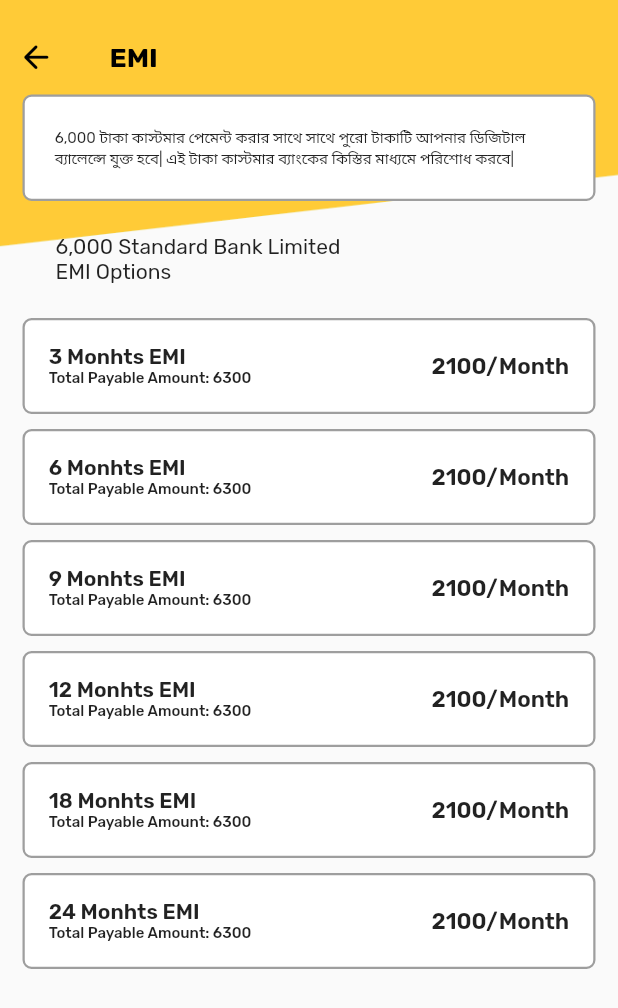
After one commit to mirfahim/hishabee, a Flutter app: the EmiDetails screen opened directly, on a phone screen of 412 x 824 dp. The commit adds this screen. Shown: the top 1008 px of the screen. Run offline on Flutter 3.47's test engine with Material 2 defaults, Android fonts, the light colour scheme and no system bars; our stand-ins replace cached_network_image, carousel_pro, confetti, connectivity_plus, firebase_analytics, firebase_auth and 26 more; missing offline and left inert: animated_widgets, app_tracking_transparency, clipboard, darq, date_util, facebook_app_events and 7 more; accounts and stored records are empty; project files that could hold a hidden picture were left out.

Commit message:
emi details added

```diff
--- /dev/null
+++ b/lib/feature/dashboard/emi/emi_details.dart
@@ -0,0 +1,347 @@
+import 'package:flutter/material.dart';
+import 'package:get/get.dart';
+import 'package:hishabee_business_manager_fl/utility/utils.dart';
+
+class EmiDetails extends StatefulWidget {
+  @override
+  _EmiDetailsState createState() => _EmiDetailsState();
+}
+
+class _EmiDetailsState extends State<EmiDetails> {
+  @override
+  Widget build(BuildContext context) {
+    Size size = MediaQuery.of(context).size;
+    int flag = 1;
+    return SafeArea(
+      child: Scaffold(
+        body: SingleChildScrollView(
+          child: Padding(
+            padding: const EdgeInsets.only(bottom: 50.0),
+            child: SizedBox(
+              height: MediaQuery.of(context).size.height,
+              child: Stack(
+                children: [
+                  SizedBox(
+                    height: size.height * 0.2,
+                    width: size.width,
+                    child: Image.asset(
+                      "images/topBg.png",
+                      fit: BoxFit.fill,
+                    ),
+                  ),
+                  Row(
+                    crossAxisAlignment: CrossAxisAlignment.center,
+                    children: [
+                      Padding(
+                        padding: const EdgeInsets.only(top: 14, right: 15.0),
+                        child: IconButton(
+                          icon: const Icon(
+                            Icons.arrow_back_rounded,
+                            size: 25,
+                            color: Colors.black,
+                          ),
+                          onPressed: () => Get.back(),
+                        ),
+                      ),
+                      const Padding(
+                        padding:
+                            EdgeInsets.only(top: 14.0, left: 10, right: 15),
+                        child: Text(
+                          'EMI',
+                          style: TextStyle(
+                            fontSize: 18,
+                            fontWeight: FontWeight.bold,
+                            color: Colors.black,
+                          ),
+                        ),
+                      ),
+                    ],
+                  ),
+                  Positioned(
+                    top: 63,
+                    left: 15,
+                    right: 15,
+                    child: Padding(
+                      padding: EdgeInsets.only(bottom: 4.0),
+                      child: Column(
+                          mainAxisAlignment: MainAxisAlignment.start,
+                          crossAxisAlignment: CrossAxisAlignment.start,
+                          children: [
+                            Container(
+                              decoration: Utils.getBoxShape(),
+                              child: Padding(
+                                padding: const EdgeInsets.all(20.0),
+                                child: Text(
+                                  "6,000 টাকা কাস্টমার পেমেন্ট করার সাথে সাথে পুরো টাকাটি আপনার ডিজিটাল ব্যালেন্সে যুক্ত হবে| এই টাকা কাস্টমার ব্যাংকের কিস্তির মাধ্যমে পরিশোধ করবে| ",
+                                  style: TextStyle(fontSize: 10.0),
+                                ),
+                              ),
+                            ),
+                            Container(
+                              child: Padding(
+                                padding: const EdgeInsets.all(22.0),
+                                child: Text(
+                                    "6,000 Standard Bank Limited\nEMI Options"),
+                              ),
+                            ),
+                            Container(
+                              decoration: Utils.getBoxShape(),
+                              child: Padding(
+                                  padding: const EdgeInsets.all(16.0),
+                                  child: Row(
+                                    mainAxisAlignment:
+                                        MainAxisAlignment.spaceBetween,
+                                    crossAxisAlignment:
+                                        CrossAxisAlignment.center,
+                                    children: [
+                                      Column(
+                                        mainAxisAlignment:
+                                            MainAxisAlignment.start,
+                                        crossAxisAlignment:
+                                            CrossAxisAlignment.start,
+                                        children: [
+                                          Text(
+                                            "3 Monhts EMI",
+                                            style: TextStyle(
+                                                fontSize: 14.0,
+                                                fontWeight: FontWeight.w600),
+                                          ),
+                                          Text(
+                                            "Total Payable Amount: 6300",
+                                            style: TextStyle(
+                                                fontSize: 10.0,
+                                                fontWeight: FontWeight.w500),
+                                          ),
+                                        ],
+                                      ),
+                                      Text(
+                                        "2100/Month",
+                                        style: TextStyle(
+                                            fontSize: 15.0,
+                                            fontWeight: FontWeight.w600),
+                                      ),
+                                    ],
+                                  )),
+                            ),
+                            SizedBox(
+                              height: 10,
+                            ),
+                            Container(
+                              decoration: Utils.getBoxShape(),
+                              child: Padding(
+                                  padding: const EdgeInsets.all(16.0),
+                                  child: Row(
+                                    mainAxisAlignment:
+                                        MainAxisAlignment.spaceBetween,
+                                    crossAxisAlignment:
+                                        CrossAxisAlignment.center,
+                                    children: [
+                                      Column(
+                                        mainAxisAlignment:
+                                            MainAxisAlignment.start,
+                                        crossAxisAlignment:
+                                            CrossAxisAlignment.start,
+                                        children: [
+                                          Text(
+                                            "6 Monhts EMI",
+                                            style: TextStyle(
+                                                fontSize: 14.0,
+                                                fontWeight: FontWeight.w600),
+                                          ),
+                                          Text(
+                                            "Total Payable Amount: 6300",
+                                            style: TextStyle(
+                                                fontSize: 10.0,
+                                                fontWeight: FontWeight.w500),
+                                          ),
+                                        ],
+                                      ),
+                                      Text(
+                                        "2100/Month",
+                                        style: TextStyle(
+                                            fontSize: 15.0,
+                                            fontWeight: FontWeight.w600),
+                                      ),
+                                    ],
+                                  )),
+                            ),
+                            SizedBox(
+                              height: 10,
+                            ),
+                            Container(
+                              decoration: Utils.getBoxShape(),
+                              child: Padding(
+                                  padding: const EdgeInsets.all(16.0),
+                                  child: Row(
+                                    mainAxisAlignment:
+                                        MainAxisAlignment.spaceBetween,
+                                    crossAxisAlignment:
+                                        CrossAxisAlignment.center,
+                                    children: [
+                                      Column(
+                                        mainAxisAlignment:
+                                            MainAxisAlignment.start,
+                                        crossAxisAlignment:
+                                            CrossAxisAlignment.start,
+                                        children: [
+                                          Text(
+                                            "9 Monhts EMI",
+                                            style: TextStyle(
+                                                fontSize: 14.0,
+                                                fontWeight: FontWeight.w600),
+                                          ),
+                                          Text(
+                                            "Total Payable Amount: 6300",
+                                            style: TextStyle(
+                                                fontSize: 10.0,
+                                                fontWeight: FontWeight.w500),
+                                          ),
+                                        ],
+                                      ),
+                                      Text(
+                                        "2100/Month",
+                                        style: TextStyle(
+                                            fontSize: 15.0,
+                                            fontWeight: FontWeight.w600),
+                                      ),
+                                    ],
+                                  )),
+                            ),
+                            SizedBox(
+                              height: 10,
+                            ),
+                            Container(
+                              decoration: Utils.getBoxShape(),
+                              child: Padding(
+                                  padding: const EdgeInsets.all(16.0),
+                                  child: Row(
+                                    mainAxisAlignment:
+                                        MainAxisAlignment.spaceBetween,
+                                    crossAxisAlignment:
+                                        CrossAxisAlignment.center,
+                                    children: [
+                                      Column(
+                                        mainAxisAlignment:
+                                            MainAxisAlignment.start,
+                                        crossAxisAlignment:
+                                            CrossAxisAlignment.start,
+                                        children: [
+                                          Text(
+                                            "12 Monhts EMI",
+                                            style: TextStyle(
+                                                fontSize: 14.0,
+                                                fontWeight: FontWeight.w600),
+                                          ),
+                                          Text(
+                                            "Total Payable Amount: 6300",
+                                            style: TextStyle(
+                                                fontSize: 10.0,
+                                                fontWeight: FontWeight.w500),
+                                          ),
+                                        ],
+                                      ),
+                                      Text(
+                                        "2100/Month",
+                                        style: TextStyle(
+                                            fontSize: 15.0,
+                                            fontWeight: FontWeight.w600),
+                                      ),
+                                    ],
+                                  )),
+                            ),
+                            SizedBox(
+                              height: 10,
+                            ),
+                            Container(
+                              decoration: Utils.getBoxShape(),
+                              child: Padding(
+                                  padding: const EdgeInsets.all(16.0),
+                                  child: Row(
+                                    mainAxisAlignment:
+                                        MainAxisAlignment.spaceBetween,
+                                    crossAxisAlignment:
+                                        CrossAxisAlignment.center,
+                                    children: [
+                                      Column(
+                                        mainAxisAlignment:
+                                            MainAxisAlignment.start,
+                                        crossAxisAlignment:
+                                            CrossAxisAlignment.start,
+                                        children: [
+                                          Text(
+                                            "18 Monhts EMI",
+                                            style: TextStyle(
+                                                fontSize: 14.0,
+                                                fontWeight: FontWeight.w600),
+                                          ),
+                                          Text(
+                                            "Total Payable Amount: 6300",
+                                            style: TextStyle(
+                                                fontSize: 10.0,
+                                                fontWeight: FontWeight.w500),
+                                          ),
+                                        ],
+                                      ),
+                                      Text(
+                                        "2100/Month",
+                                        style: TextStyle(
+                                            fontSize: 15.0,
+                                            fontWeight: FontWeight.w600),
+                                      ),
+                                    ],
+                                  )),
+                            ),
+                            SizedBox(
+                              height: 10,
+                            ),
+                            Container(
+                              decoration: Utils.getBoxShape(),
+                              child: Padding(
+                                  padding: const EdgeInsets.all(16.0),
+                                  child: Row(
+                                    mainAxisAlignment:
+                                        MainAxisAlignment.spaceBetween,
+                                    crossAxisAlignment:
+                                        CrossAxisAlignment.center,
+                                    children: [
+                                      Column(
+                                        mainAxisAlignment:
+                                            MainAxisAlignment.start,
+                                        crossAxisAlignment:
+                                            CrossAxisAlignment.start,
+                                        children: [
+                                          Text(
+                                            "24 Monhts EMI",
+                                            style: TextStyle(
+                                                fontSize: 14.0,
+                                                fontWeight: FontWeight.w600),
+                                          ),
+                                          Text(
+                                            "Total Payable Amount: 6300",
+                                            style: TextStyle(
+                                                fontSize: 10.0,
+                                                fontWeight: FontWeight.w500),
+                                          ),
+                                        ],
+                                      ),
+                                      Text(
+                                        "2100/Month",
+                                        style: TextStyle(
+                                            fontSize: 15.0,
+                                            fontWeight: FontWeight.w600),
+                                      ),
+                                    ],
+                                  )),
+                            ),
+                          ]),
+                    ),
+                  ),
+                ],
+              ),
+            ),
+          ),
+        ),
+      ),
+    );
+  }
+}
--- a/lib/feature/dashboard/emi/new_emi.dart
+++ b/lib/feature/dashboard/emi/new_emi.dart
@@ -1,5 +1,6 @@
 import 'package:flutter/material.dart';
 import 'package:get/get.dart';
+import 'package:hishabee_business_manager_fl/feature/dashboard/emi/emi_details.dart';
 import 'package:hishabee_business_manager_fl/feature/dashboard/emi/utils/bank_popup.dart';
 import 'package:hishabee_business_manager_fl/feature/dashboard/emi/utils/customer_popup.dart';
 import 'package:hishabee_business_manager_fl/utility/utils.dart';
@@ -325,11 +326,7 @@
                                         borderRadius: BorderRadius.all(
                                             Radius.circular(6.0))),
                                     child: InkWell(
-                                      onTap: () => showDialog(
-                                          context: context,
-                                          builder: (_) {
-                                            return CustomerPopup();
-                                          }),
+                                      onTap: () => Get.to(EmiDetails()),
                                       child: Row(
                                         children: [
                                           Expanded(
```
